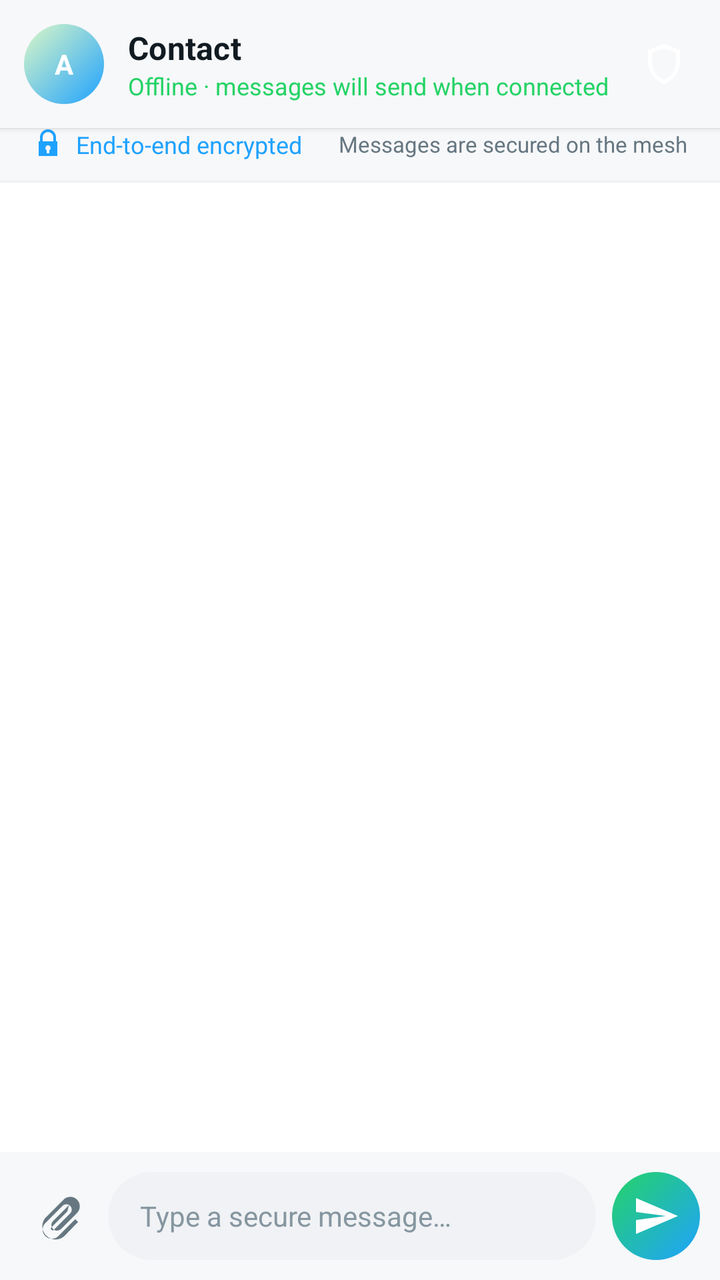
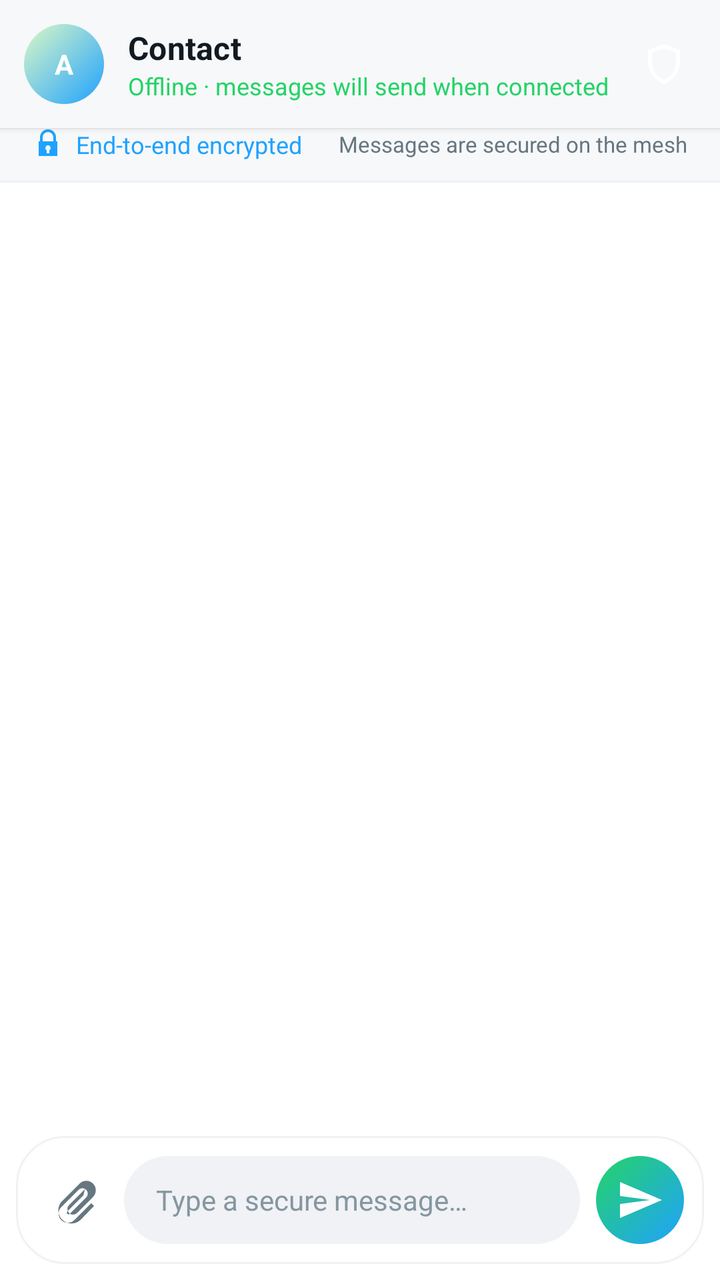

Screens rendered from an Android XML layout before and after an edit, with the pre-edit source and the edit as a unified diff.
<!-- AndroidManifest.xml: application theme Theme.TharMesh -->
<!-- res/layout/activity_chat.xml -->
<?xml version="1.0" encoding="utf-8"?>
<LinearLayout xmlns:android="http://schemas.android.com/apk/res/android"
    android:layout_width="match_parent"
    android:layout_height="match_parent"
    android:background="@drawable/bg_screen_gradient"
    android:orientation="vertical"
    android:fitsSystemWindows="true">

    
    <LinearLayout
        android:layout_width="match_parent"
        android:layout_height="wrap_content"
        android:background="?attr/tmBg2"
        android:elevation="@dimen/tm_elev_top_bar"
        android:gravity="center_vertical"
        android:minHeight="56dp"
        android:orientation="horizontal"
        android:paddingStart="@dimen/tm_space_m"
        android:paddingEnd="@dimen/tm_space_l"
        android:paddingTop="@dimen/tm_space_m"
        android:paddingBottom="@dimen/tm_space_m">

        <TextView
            android:id="@+id/text_chat_avatar"
            android:layout_width="40dp"
            android:layout_height="40dp"
            android:background="@drawable/bg_avatar"
            android:gravity="center"
            android:text="A"
            android:textColor="@android:color/white"
            android:textStyle="bold" />

        <LinearLayout
            android:layout_width="0dp"
            android:layout_height="wrap_content"
            android:layout_marginStart="12dp"
            android:layout_weight="1"
            android:orientation="vertical">

            <TextView
                android:id="@+id/text_chat_title"
                style="@style/Text.Name"
                android:layout_width="match_parent"
                android:layout_height="wrap_content"
                android:maxLines="1"
                android:ellipsize="end"
                android:text="Contact" />

            <TextView
                android:id="@+id/text_top_status"
                style="@style/Text.Caption"
                android:layout_width="match_parent"
                android:layout_height="wrap_content"
                android:textColor="?attr/tmNeonGreen"
                android:text="@string/chat_header_offline" />
        </LinearLayout>

        <ImageView
            android:id="@+id/icon_chat_shield"
            android:layout_width="@dimen/tm_icon"
            android:layout_height="@dimen/tm_icon"
            android:src="@drawable/ic_shield_outline"
            android:contentDescription="@string/cd_shield_tofu" />
    </LinearLayout>

    
    <LinearLayout
        android:layout_width="match_parent"
        android:layout_height="wrap_content"
        android:background="?attr/tmBg2"
        android:gravity="center_vertical"
        android:orientation="horizontal"
        android:paddingStart="16dp"
        android:paddingEnd="16dp"
        android:paddingBottom="10dp">

        <ImageView
            android:layout_width="16dp"
            android:layout_height="16dp"
            android:src="@drawable/ic_lock" />

        <TextView
            style="@style/Text.Caption"
            android:layout_width="0dp"
            android:layout_height="wrap_content"
            android:layout_marginStart="6dp"
            android:layout_weight="1"
            android:text="@string/chat_header_encrypted"
            android:textColor="?attr/tmNeonCyan" />

        <TextView
            style="@style/Text.Caption"
            android:layout_width="wrap_content"
            android:layout_height="wrap_content"
            android:text="@string/chat_header_encrypted_sub"
            android:textColor="?attr/tmTextSecondary"
            android:textSize="11sp" />
    </LinearLayout>

    <View
        android:layout_width="match_parent"
        android:layout_height="1dp"
        android:background="?attr/tmStrokeSoft" />

    <androidx.recyclerview.widget.RecyclerView
        android:id="@+id/recycler_messages"
        android:layout_width="match_parent"
        android:layout_height="0dp"
        android:layout_weight="1"
        android:clipToPadding="false"
        android:paddingTop="8dp"
        android:paddingBottom="8dp" />

    <LinearLayout
        android:id="@+id/reply_bar"
        android:layout_width="match_parent"
        android:layout_height="wrap_content"
        android:background="?attr/tmBg2"
        android:orientation="horizontal"
        android:paddingStart="12dp"
        android:paddingEnd="8dp"
        android:paddingTop="8dp"
        android:paddingBottom="8dp"
        android:visibility="gone">

        <View
            android:layout_width="3dp"
            android:layout_height="match_parent"
            android:background="?attr/tmNeonCyan" />

        <LinearLayout
            android:layout_width="0dp"
            android:layout_height="wrap_content"
            android:layout_weight="1"
            android:orientation="vertical"
            android:paddingStart="10dp"
            android:paddingEnd="8dp">

            <TextView
                android:id="@+id/reply_bar_author"
                android:layout_width="wrap_content"
                android:layout_height="wrap_content"
                android:textColor="?attr/tmNeonCyan"
                android:textSize="12sp"
                android:textStyle="bold"
                android:text="@string/chat_reply_to" />

            <TextView
                android:id="@+id/reply_bar_preview"
                android:layout_width="match_parent"
                android:layout_height="wrap_content"
                android:maxLines="2"
                android:ellipsize="end"
                android:textColor="?attr/tmTextSecondary"
                android:textSize="13sp" />
        </LinearLayout>

        <ImageButton
            android:id="@+id/reply_bar_close"
            android:layout_width="36dp"
            android:layout_height="36dp"
            android:background="@android:color/transparent"
            android:contentDescription="@string/chat_cancel_reply"
            android:src="@drawable/ic_close" />
    </LinearLayout>

    
    <LinearLayout
        android:layout_width="match_parent"
        android:layout_height="wrap_content"
        android:background="?attr/tmBg2"
        android:gravity="center_vertical"
        android:orientation="horizontal"
        android:padding="10dp">

        <ImageButton
            android:id="@+id/button_attach"
            android:layout_width="40dp"
            android:layout_height="40dp"
            android:background="@android:color/transparent"
            android:contentDescription="@string/chat_attach"
            android:src="@drawable/ic_attach" />

        <EditText
            android:id="@+id/edit_message"
            android:layout_width="0dp"
            android:layout_height="44dp"
            android:layout_marginStart="4dp"
            android:layout_marginEnd="8dp"
            android:layout_weight="1"
            android:background="@drawable/bg_input"
            android:hint="@string/hint_message"
            android:inputType="textMultiLine|textCapSentences"
            android:maxLines="4"
            android:paddingStart="16dp"
            android:paddingEnd="16dp"
            android:textColor="?attr/tmTextPrimary"
            android:textColorHint="?attr/tmTextMuted"
            android:textSize="14sp" />

        <ImageButton
            android:id="@+id/button_send"
            android:layout_width="44dp"
            android:layout_height="44dp"
            android:background="@drawable/bg_fab_gradient"
            android:contentDescription="@string/chat_send"
            android:src="@drawable/ic_send" />
    </LinearLayout>

</LinearLayout>
<!-- resources referenced by this layout -->
<resources>
  <!-- drawable bg_fab_gradient (drawable) -->
  <?xml version="1.0" encoding="utf-8"?>
  <shape xmlns:android="http://schemas.android.com/apk/res/android" android:shape="oval">
      <gradient
          android:type="linear"
          android:angle="135"
          android:startColor="?attr/tmNeonCyan"
          android:endColor="?attr/tmNeonGreen" />
  </shape>
  <style name="Theme.TharMesh" parent="Theme.MaterialComponents.DayNight.NoActionBar">
          
          <item name="colorPrimary">@color/tm_light_neon_green</item>
          <item name="colorPrimaryVariant">@color/tm_light_neon_green_dim</item>
          <item name="colorOnPrimary">@color/tm_light_bg</item>
          <item name="colorSecondary">@color/tm_light_neon_cyan</item>
          <item name="colorSecondaryVariant">@color/tm_light_neon_cyan_dim</item>
          <item name="colorOnSecondary">@color/tm_light_bg</item>
          <item name="colorSurface">@color/tm_light_surface</item>
          <item name="colorOnSurface">@color/tm_light_text_primary</item>
          <item name="android:colorBackground">@color/tm_light_bg</item>
          <item name="android:textColorPrimary">@color/tm_light_text_primary</item>
          <item name="android:textColorSecondary">@color/tm_light_text_secondary</item>
          <item name="android:windowBackground">@color/tm_light_bg</item>
          <item name="android:statusBarColor" tools:targetApi="l">@color/tm_light_bg</item>
          <item name="android:navigationBarColor" tools:targetApi="l">@color/tm_light_bg</item>
          <item name="android:windowLightStatusBar" tools:targetApi="m">true</item>
  
          
          <item name="tmBg">@color/tm_light_bg</item>
          <item name="tmBg2">@color/tm_light_bg_2</item>
          <item name="tmSurface">@color/tm_light_surface</item>
          <item name="tmSurface2">@color/tm_light_surface_2</item>
          <item name="tmSurfaceGlass">@color/tm_light_surface_glass</item>
          <item name="tmStroke">@color/tm_light_stroke</item>
          <item name="tmStrokeSoft">@color/tm_light_stroke_soft</item>
  
          <item name="tmTextPrimary">@color/tm_light_text_primary</item>
          <item name="tmTextSecondary">@color/tm_light_text_secondary</item>
          <item name="tmTextMuted">@color/tm_light_text_muted</item>
  
          <item name="tmNeonCyan">@color/tm_light_neon_cyan</item>
          <item name="tmNeonCyanDim">@color/tm_light_neon_cyan_dim</item>
          <item name="tmNeonGreen">@color/tm_light_neon_green</item>
          <item name="tmNeonGreenDim">@color/tm_light_neon_green_dim</item>
          <item name="tmDesertAmber">@color/tm_light_desert_amber</item>
          <item name="tmDanger">@color/tm_light_danger</item>
          <item name="tmDangerDim">@color/tm_light_danger_dim</item>
          <item name="tmWarning">@color/tm_light_warning</item>
  
          <item name="tmBubbleMeStart">@color/tm_light_bubble_me_start</item>
          <item name="tmBubbleMeEnd">@color/tm_light_bubble_me_end</item>
          <item name="tmBubblePeer">@color/tm_light_bubble_peer</item>
          <item name="tmBubbleTextMe">@color/tm_light_bubble_text_me</item>
          <item name="tmBubbleTextPeer">@color/tm_light_bubble_text_peer</item>
  
          <item name="tmTickRead">@color/tm_light_tick_read</item>
          <item name="tmTickDefault">@color/tm_light_tick_default</item>
          <item name="tmUnreadBadge">@color/tm_light_unread_badge</item>
          <item name="tmUnreadBadgeText">@color/tm_light_unread_badge_text</item>
  
          <item name="tmGradientTop">@color/tm_light_gradient_top</item>
          <item name="tmGradientBottom">@color/tm_light_gradient_bottom</item>
          <item name="tmGlowCyan20">@color/tm_light_glow_cyan_20</item>
          <item name="tmGlowGreen20">@color/tm_light_glow_green_20</item>
          <item name="tmGlowDanger20">@color/tm_light_glow_danger_20</item>
  
          <item name="tmSearchFill">@color/tm_light_search_fill</item>
      </style>
  <!-- unchanged entries left out for length: 57 -->
</resources>

<!-- the commit's change to res/layout/activity_chat.xml (unified diff, before → after) -->
@@ -168,10 +168,13 @@
     <LinearLayout
         android:layout_width="match_parent"
         android:layout_height="wrap_content"
-        android:background="?attr/tmBg2"
+        android:background="@drawable/bg_glass_floating"
         android:gravity="center_vertical"
         android:orientation="horizontal"
-        android:padding="10dp">
+        android:padding="10dp"
+        android:layout_marginStart="8dp"
+        android:layout_marginEnd="8dp"
+        android:layout_marginBottom="8dp">
 
         <ImageButton
             android:id="@+id/button_attach"
@@ -202,7 +205,7 @@
             android:id="@+id/button_send"
             android:layout_width="44dp"
             android:layout_height="44dp"
-            android:background="@drawable/bg_fab_gradient"
+            android:background="@drawable/bg_send_button"
             android:contentDescription="@string/chat_send"
             android:src="@drawable/ic_send" />
     </LinearLayout>
<!-- resource entries referenced after the edit -->
@@ -1,14 +1,22 @@
 <!-- resources referenced by this layout -->
 <resources>
-  <!-- drawable bg_fab_gradient (drawable) -->
+  <!-- drawable bg_glass_floating (drawable) -->
   <?xml version="1.0" encoding="utf-8"?>
-  <shape xmlns:android="http://schemas.android.com/apk/res/android" android:shape="oval">
-      <gradient
-          android:type="linear"
-          android:angle="135"
-          android:startColor="?attr/tmNeonCyan"
-          android:endColor="?attr/tmNeonGreen" />
-  </shape>
+  <layer-list xmlns:android="http://schemas.android.com/apk/res/android">
+      <item>
+          <shape android:shape="rectangle">
+              <solid android:color="?attr/tmSurfaceGlassFloating" />
+              <corners android:radius="24dp" />
+              <stroke android:width="1dp" android:color="?attr/tmStrokeSoft" />
+          </shape>
+      </item>
+  </layer-list>
+  <!-- drawable bg_send_button (drawable) -->
+  <?xml version="1.0" encoding="utf-8"?>
+  <selector xmlns:android="http://schemas.android.com/apk/res/android">
+      <item android:state_enabled="true" android:drawable="@drawable/bg_send_button_active" />
+      <item android:drawable="@drawable/bg_send_button_idle" />
+  </selector>
   <style name="Theme.TharMesh" parent="Theme.MaterialComponents.DayNight.NoActionBar">
           
           <item name="colorPrimary">@color/tm_light_neon_green</item>
@@ -67,7 +75,45 @@
           <item name="tmGlowDanger20">@color/tm_light_glow_danger_20</item>
   
           <item name="tmSearchFill">@color/tm_light_search_fill</item>
+  
+          
+          <item name="tmSurfaceGlassRaised">@color/tm_light_surface_glass_raised</item>
+          <item name="tmSurfaceGlassFloating">@color/tm_light_surface_glass_floating</item>
+          <item name="tmGlassHighlight">@color/tm_light_glass_highlight</item>
+          <item name="tmGradientAccentStart">@color/tm_light_gradient_accent_start</item>
+          <item name="tmGradientAccentEnd">@color/tm_light_gradient_accent_end</item>
+          <item name="tmShadowSoft">@color/tm_light_shadow_soft</item>
+          <item name="tmDotConnected">@color/tm_light_dot_connected</item>
+          <item name="tmDotSearching">@color/tm_light_dot_searching</item>
+          <item name="tmDotOffline">@color/tm_light_dot_offline</item>
+          <item name="tmDotDegraded">@color/tm_light_dot_degraded</item>
       </style>
+  <!-- drawable bg_send_button_active (drawable) -->
+  <?xml version="1.0" encoding="utf-8"?>
+  <shape xmlns:android="http://schemas.android.com/apk/res/android"
+      android:shape="oval">
+      <gradient
+          android:type="linear"
+          android:angle="135"
+          android:startColor="?attr/tmGradientAccentStart"
+          android:endColor="?attr/tmGradientAccentEnd" />
+  </shape>
+  <!-- drawable bg_send_button_idle (drawable) -->
+  <?xml version="1.0" encoding="utf-8"?>
+  <shape xmlns:android="http://schemas.android.com/apk/res/android"
+      android:shape="oval">
+      <solid android:color="?attr/tmNeonGreenDim" />
+  </shape>
+  <color name="tm_light_surface_glass_raised">#F2FFFFFF</color>
+  <color name="tm_light_surface_glass_floating">#E6FFFFFF</color>
+  <color name="tm_light_glass_highlight">#33FFFFFF</color>
+  <color name="tm_light_gradient_accent_start">#1FA2FF</color>
+  <color name="tm_light_gradient_accent_end">#25D366</color>
+  <color name="tm_light_shadow_soft">#26000000</color>
+  <color name="tm_light_dot_connected">#25D366</color>
+  <color name="tm_light_dot_searching">#1FA2FF</color>
+  <color name="tm_light_dot_offline">#8696A0</color>
+  <color name="tm_light_dot_degraded">#F09D38</color>
   <!-- unchanged entries left out for length: 57 -->
 </resources>
 
